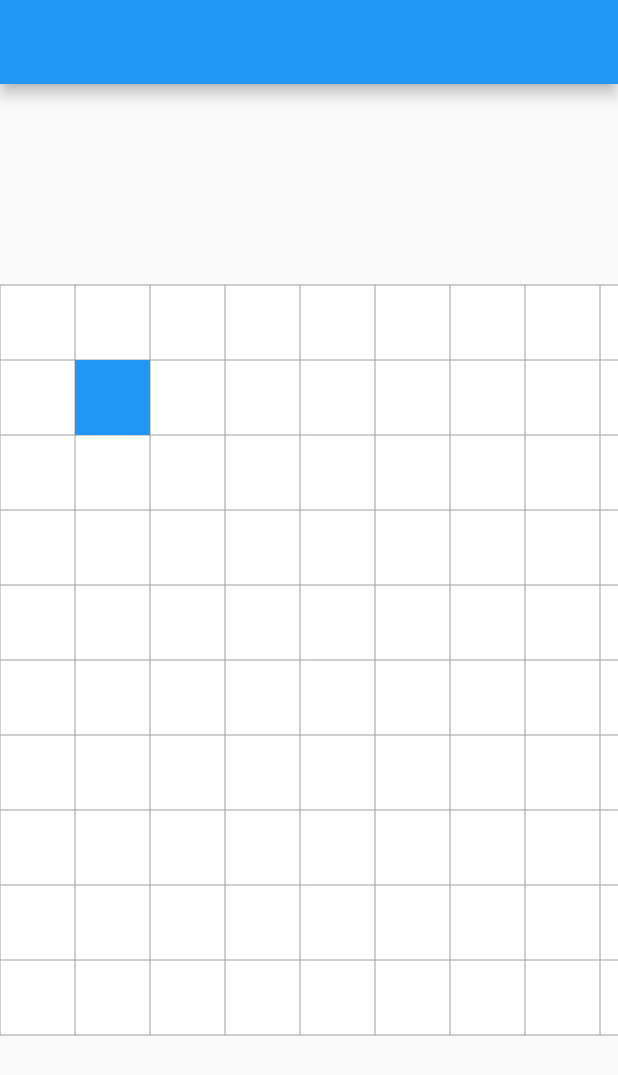
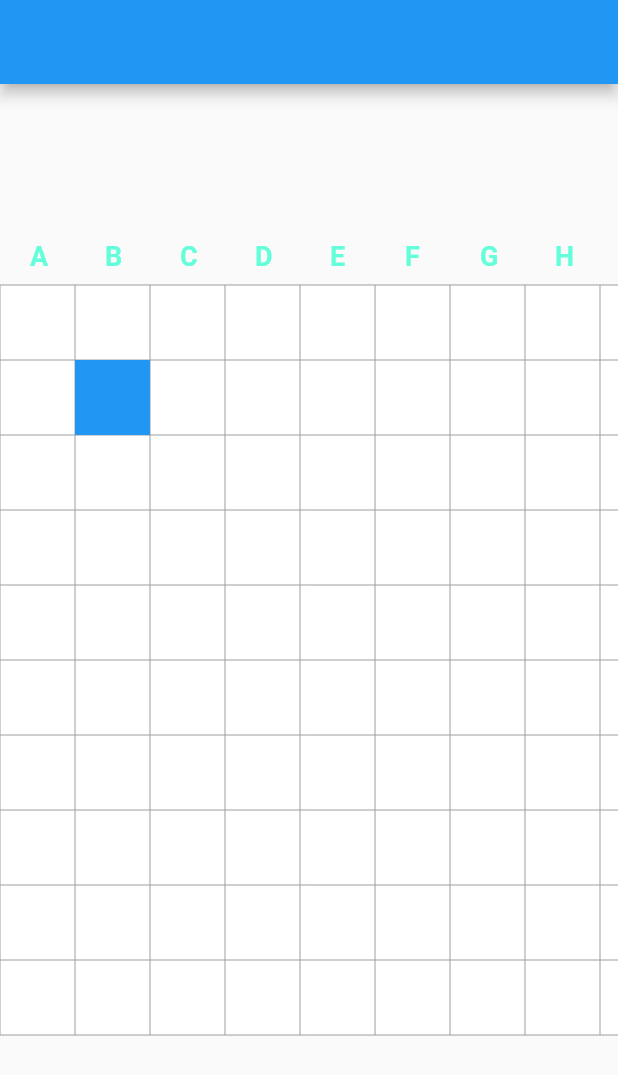
Before and after one commit to kd224/battle-ships, a Flutter app: the screen it shows after launch, on a phone screen of 412 x 824 dp. Shown: the top 1075 px of the screen. Run offline on Flutter 3.47's test engine with Material 2 defaults, Android fonts, the light colour scheme and no system bars.

Commit message:
feat: Add labels for grid

```diff
--- /dev/null
+++ b/lib/utils/alphabet_notation.dart
@@ -0,0 +1,2 @@
+// Used to label grid squares.
+const alphabetNotation = ['A', 'B', 'C', 'D', 'E', 'F', 'G', 'H', 'I', 'J'];
--- a/lib/widgets/grid_painter.dart
+++ b/lib/widgets/grid_painter.dart
@@ -1,6 +1,25 @@
+import 'package:battle_ships/utils/alphabet_notation.dart';
 import 'package:flutter/material.dart';
 
 class MyGridPainter extends CustomPainter {
+  TextPainter _getNotationText(String text) {
+    TextSpan span = TextSpan(
+      style: const TextStyle(
+        color: Colors.tealAccent,
+        fontSize: 18,
+        fontWeight: FontWeight.w600,
+      ),
+      text: text,
+    );
+    TextPainter tp = TextPainter(
+      text: span,
+      textAlign: TextAlign.end,
+      textDirection: TextDirection.ltr,
+    );
+
+    return tp;
+  }
+
   @override
   void paint(Canvas canvas, Size size) {
     final Paint linePaint = Paint()..color = Colors.grey[500]!;
@@ -12,6 +31,16 @@ class MyGridPainter extends CustomPainter {
 
       // Horizontal lines.
       canvas.drawLine(Offset(500, i * 50), Offset(0, i * 50), linePaint);
+
+      if (i < 10) {
+        final numbers = _getNotationText((i + 1).toInt().toString());
+        numbers.layout();
+        numbers.paint(canvas, Offset(-30, i * 50 + 15));
+
+        final letters = _getNotationText(alphabetNotation[i.toInt()]);
+        letters.layout();
+        letters.paint(canvas, Offset(i * 50 + 20, -30));
+      }
     }
   }
 
```
